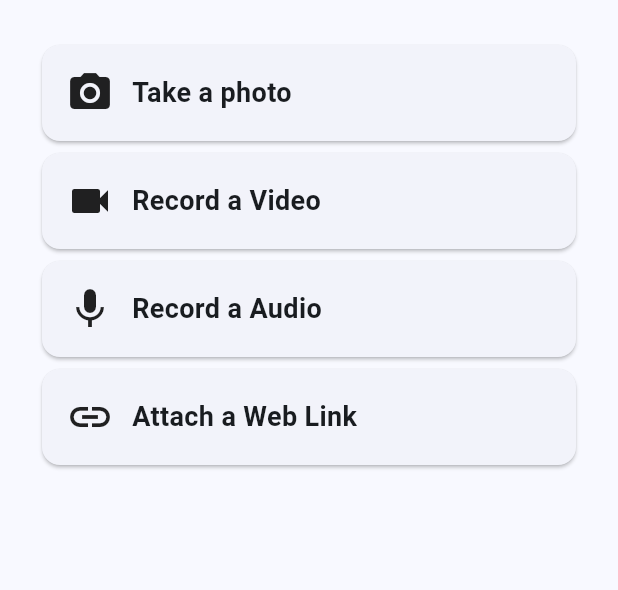
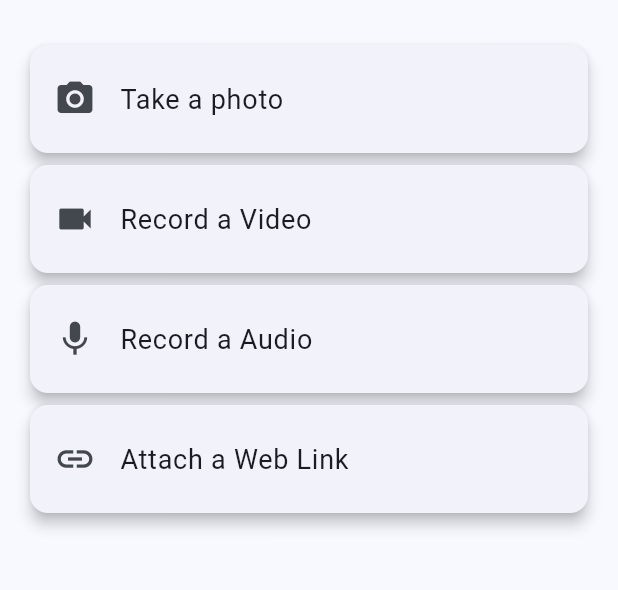
Before and after one commit to BHznJNs/NFC-PLinkD, a Flutter app: the screen it shows after launch, on a phone screen of 412 x 824 dp, the part 63-653 px from its top. Run offline on Flutter 3.47's test engine with Material 3 defaults, Android fonts, the phone set to English and light mode, and no system bars; drawn by our look-alikes of dynamic_color; our stand-ins replace app_links, fc_native_video_thumbnail, file_picker, flutter_image_compress, flutter_speed_dial, image_picker and 7 more; missing offline and left inert: audio_waveforms, nfc_manager, universal_video_controls, universal_video_controls_video_player; accounts and stored records are empty.

Commit message:
icon update && gallery update

```diff
--- a/lib/components/audio.dart
+++ b/lib/components/audio.dart
@@ -44,7 +44,7 @@ class _RecorderState extends State<Recorder> {
           style: const TextStyle(
             fontSize: 56,
             fontFamily: 'Helvetica',
-            fontWeight: FontWeight.bold,
+            fontWeight: FontWeight.w500,
           ),
         );
       }
--- a/lib/components/nfc_modal.dart
+++ b/lib/components/nfc_modal.dart
@@ -38,6 +38,7 @@ void _showNFCApprochingAlert(BuildContext context) {
     context: context,
     builder: (BuildContext context) {
       return AlertDialog.adaptive(
+        icon: Icon(Icons.nfc),
         title: const Text('Approach an NFC Tag'),
         content: Container(
           height: 40,
--- a/lib/pages/create.dart
+++ b/lib/pages/create.dart
@@ -59,7 +59,7 @@ class CreatePage extends StatelessWidget {
   @override
   Widget build(BuildContext context) {
     return ListView(
-      padding: EdgeInsets.symmetric(vertical: 12, horizontal: 24),
+      padding: EdgeInsets.symmetric(vertical: 12, horizontal: 16),
       children: itemsData.map((data) =>
         _CreateItem.fromData(data)
       ).toList(),
@@ -80,24 +80,14 @@ class _CreateItem extends StatelessWidget {
   @override
   Widget build(BuildContext context) {
     return Card(
+      elevation: 4.0,
       child: InkWell(
         onTap: () => onTap(context),
         borderRadius: BorderRadius.circular(12),
-        child: Padding(
-          padding: const EdgeInsets.all(16),
-          child: Row(
-            children: [
-              Icon(icon, size: 32),
-              const SizedBox(width: 12),
-              Text(
-                title,
-                style: const TextStyle(
-                  fontSize: 18,
-                  fontWeight: FontWeight.bold,
-                ),
-              ),
-            ],
-          )
+        child: ListTile(
+          leading: Icon(icon, size: 28),
+          title: Text(title, style: const TextStyle(fontSize: 18)),
+          contentPadding: EdgeInsets.symmetric(horizontal: 16, vertical: 8),
         ),
       ),
     );
--- a/lib/utils/open_Link.dart
+++ b/lib/utils/open_Link.dart
@@ -14,7 +14,11 @@ Future<void> openLinkWithUri(Uri uri, {
     throw NFCError.NFCTagDataInvalid;
   }
   final targetId = uri.pathSegments[0];
-  await openLinkWithId(targetId);
+  await openLinkWithId(targetId,
+    context: context,
+    navigator: navigator,
+    onBack: onBack,
+  );
 }
 
 Future<void> openLinkWithId(String id,  {
```
Also changed, not shown: lib/components/custom_dialog.dart (+42 -15 lines), lib/pages/gallery.dart (+19 -16 lines), pubspec.yaml (+7 -0 lines), assets/icon/icon.png (added), pubspec.lock, 5 other files.
